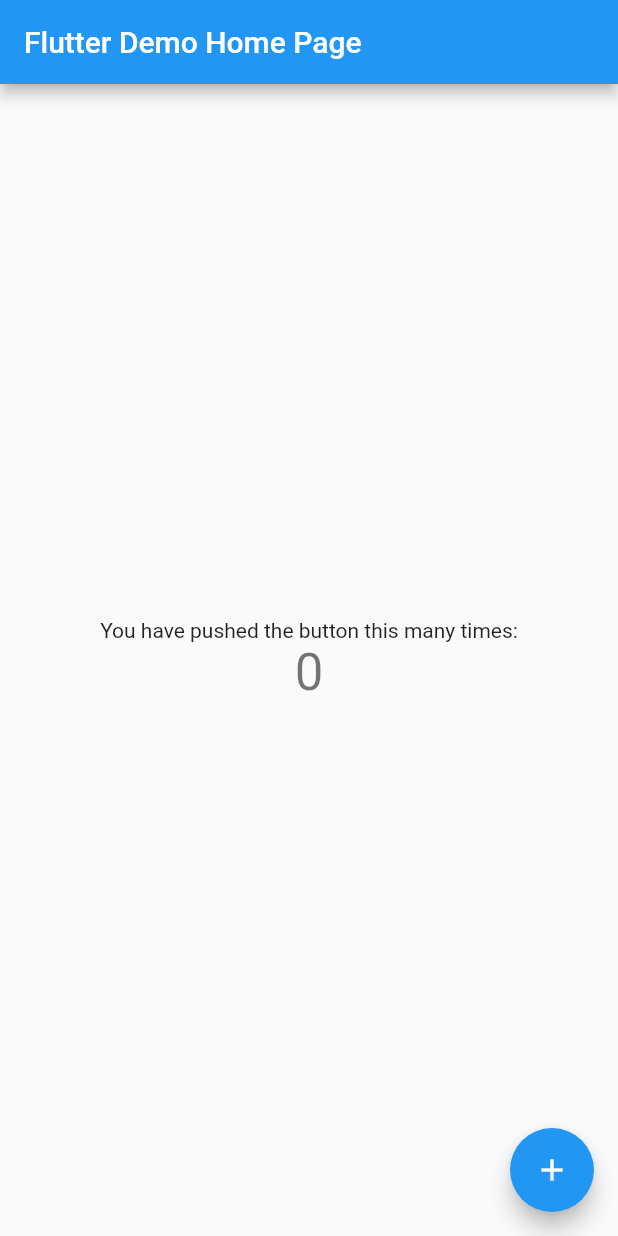
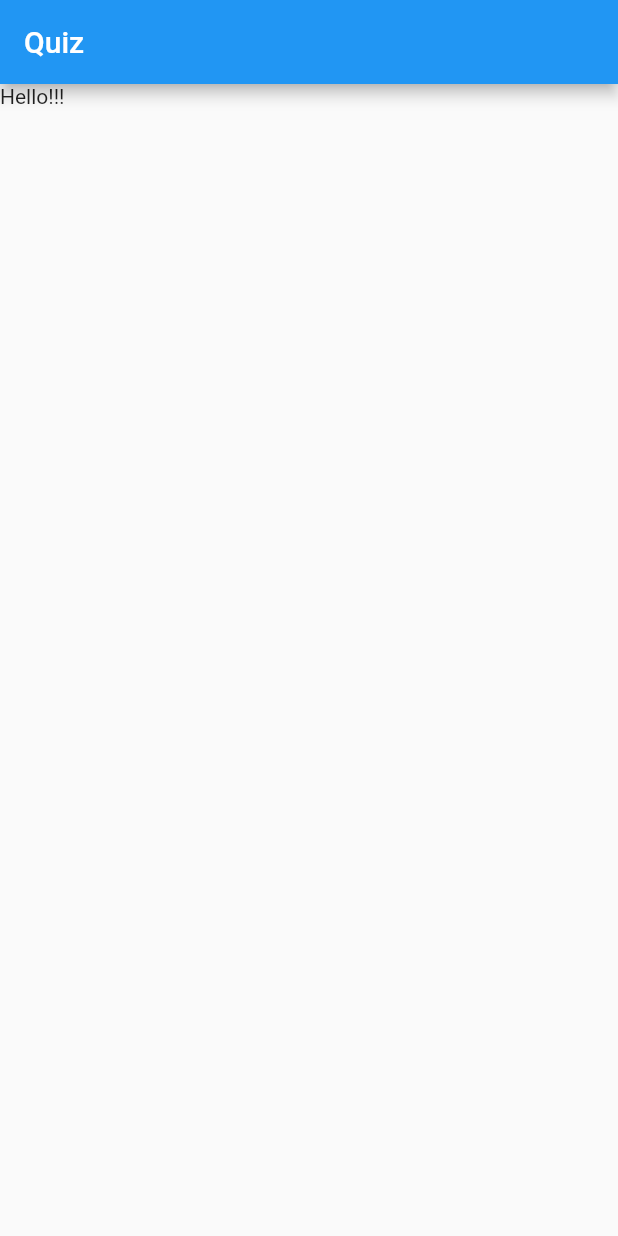
Before and after one commit to pedropgtorres/Quiz, a Flutter app: the screen it shows after launch, on a phone screen of 412 x 824 dp. Run offline on Flutter 3.47's test engine with Material 2 defaults, Android fonts, the phone set to English and light mode, and no system bars.

Commit message:
evolução do app
conceitos básicos da estrutura

```diff
--- a/quiz/lib/main.dart
+++ b/quiz/lib/main.dart
@@ -1,113 +1,17 @@
 import 'package:flutter/material.dart';
 
-void main() {
-  runApp(MyApp());
-}
+main() => runApp(PerguntaApp());
 
-class MyApp extends StatelessWidget {
-  // This widget is the root of your application.
+class PerguntaApp extends StatelessWidget{
   @override
   Widget build(BuildContext context) {
     return MaterialApp(
-      title: 'Flutter Demo',
-      theme: ThemeData(
-        // This is the theme of your application.
-        //
-        // Try running your application with "flutter run". You'll see the
-        // application has a blue toolbar. Then, without quitting the app, try
-        // changing the primarySwatch below to Colors.green and then invoke
-        // "hot reload" (press "r" in the console where you ran "flutter run",
-        // or simply save your changes to "hot reload" in a Flutter IDE).
-        // Notice that the counter didn't reset back to zero; the application
-        // is not restarted.
-        primarySwatch: Colors.blue,
+      home: Scaffold(
+        appBar: AppBar(
+          title: Text("Quiz"),
+        ),
+        body: Text("Hello!!!"),
       ),
-      home: MyHomePage(title: 'Flutter Demo Home Page'),
     );
   }
 }
-
-class MyHomePage extends StatefulWidget {
-  MyHomePage({Key key, this.title}) : super(key: key);
-
-  // This widget is the home page of your application. It is stateful, meaning
-  // that it has a State object (defined below) that contains fields that affect
-  // how it looks.
-
-  // This class is the configuration for the state. It holds the values (in this
-  // case the title) provided by the parent (in this case the App widget) and
-  // used by the build method of the State. Fields in a Widget subclass are
-  // always marked "final".
-
-  final String title;
-
-  @override
-  _MyHomePageState createState() => _MyHomePageState();
-}
-
-class _MyHomePageState extends State<MyHomePage> {
-  int _counter = 0;
-
-  void _incrementCounter() {
-    setState(() {
-      // This call to setState tells the Flutter framework that something has
-      // changed in this State, which causes it to rerun the build method below
-      // so that the display can reflect the updated values. If we changed
-      // _counter without calling setState(), then the build method would not be
-      // called again, and so nothing would appear to happen.
-      _counter++;
-    });
-  }
-
-  @override
-  Widget build(BuildContext context) {
-    // This method is rerun every time setState is called, for instance as done
-    // by the _incrementCounter method above.
-    //
-    // The Flutter framework has been optimized to make rerunning build methods
-    // fast, so that you can just rebuild anything that needs updating rather
-    // than having to individually change instances of widgets.
-    return Scaffold(
-      appBar: AppBar(
-        // Here we take the value from the MyHomePage object that was created by
-        // the App.build method, and use it to set our appbar title.
-        title: Text(widget.title),
-      ),
-      body: Center(
-        // Center is a layout widget. It takes a single child and positions it
-        // in the middle of the parent.
-        child: Column(
-          // Column is also a layout widget. It takes a list of children and
-          // arranges them vertically. By default, it sizes itself to fit its
-          // children horizontally, and tries to be as tall as its parent.
-          //
-          // Invoke "debug painting" (press "p" in the console, choose the
-          // "Toggle Debug Paint" action from the Flutter Inspector in Android
-          // Studio, or the "Toggle Debug Paint" command in Visual Studio Code)
-          // to see the wireframe for each widget.
-          //
-          // Column has various properties to control how it sizes itself and
-          // how it positions its children. Here we use mainAxisAlignment to
-          // center the children vertically; the main axis here is the vertical
-          // axis because Columns are vertical (the cross axis would be
-          // horizontal).
-          mainAxisAlignment: MainAxisAlignment.center,
-          children: <Widget>[
-            Text(
-              'You have pushed the button this many times:',
-            ),
-            Text(
-              '$_counter',
-              style: Theme.of(context).textTheme.headline4,
-            ),
-          ],
-        ),
-      ),
-      floatingActionButton: FloatingActionButton(
-        onPressed: _incrementCounter,
-        tooltip: 'Increment',
-        child: Icon(Icons.add),
-      ), // This trailing comma makes auto-formatting nicer for build methods.
-    );
-  }
-}
```
Also changed, not shown: 1 other file.
